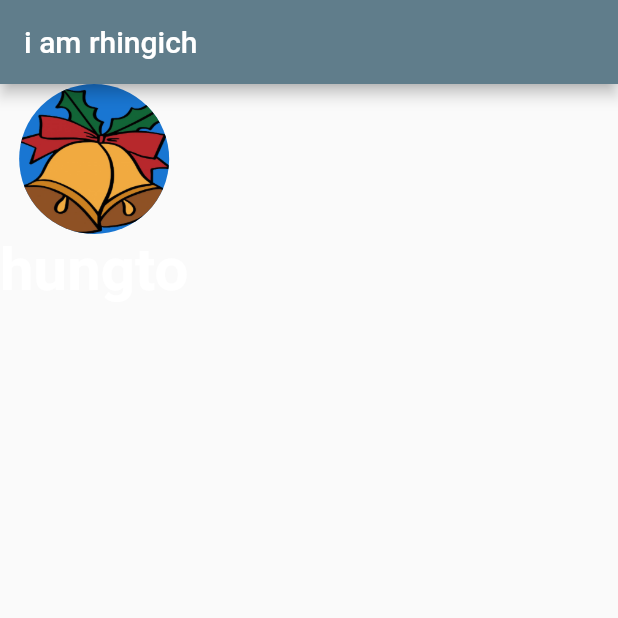
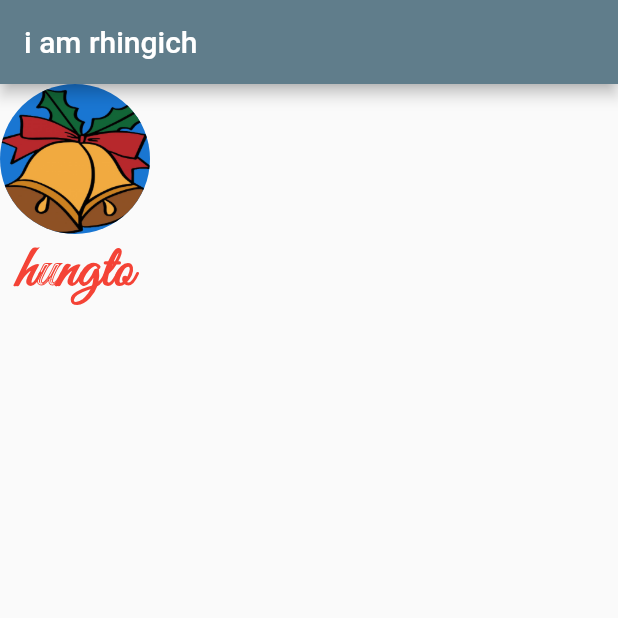
Before and after one commit to hungto228/flutter_challenge_app_1, a Flutter app: the screen it shows after launch, on a phone screen of 412 x 824 dp, the top half of it. Run offline on Flutter 3.47's test engine with Material 2 defaults, Android fonts, the phone set to English and light mode, and no system bars.

Commit message:
font text

```diff
--- a/lib/main.dart
+++ b/lib/main.dart
@@ -27,8 +27,9 @@
                   Text(
                     "hungto",
                     style: TextStyle(
+                        fontFamily: "GreatVibes",
                         fontSize: 40,
-                        color: Colors.white,
+                        color: Colors.red,
                         fontWeight: FontWeight.bold),
                   )
                 ],
```
Also changed, not shown: pubspec.yaml (+4 -4 lines), fonts/GreatVibes-Regular.otf (added), fonts/Regular.otf (added).
